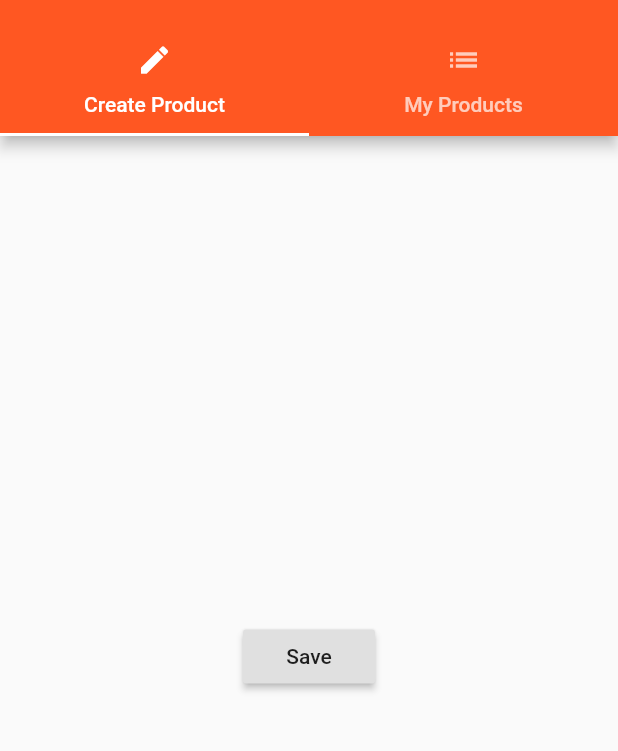
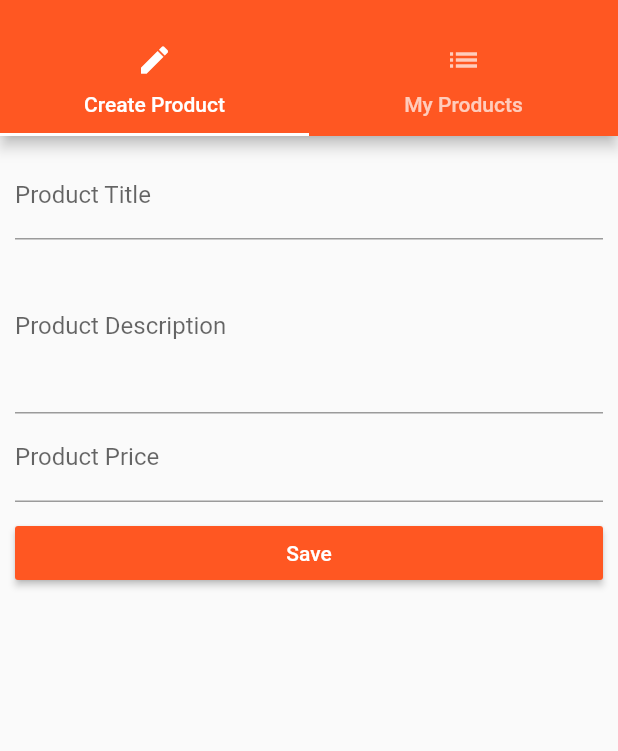
Before and after one commit to Akash4097/InventoryManagementApp, a Flutter app: the ProductsAdminPage screen opened by its route, on a phone screen of 412 x 824 dp, the part 59-810 px from its top. Run offline on Flutter 3.47's test engine with Material 2 defaults, Android fonts, the phone set to English and light mode, and no system bars.

Commit message:
add createProducts page with functionality

```diff
--- a/lib/pages/product_create.dart
+++ b/lib/pages/product_create.dart
@@ -1,20 +1,73 @@
 import 'package:flutter/material.dart';
 
-class ProductCreatePage extends StatelessWidget {
+class ProductCreatePage extends StatefulWidget {
+  final Function addProduct;
+
+  ProductCreatePage(this.addProduct);
+
+  @override
+  State<StatefulWidget> createState() {
+    return _ProductCreatePageState();
+  }
+}
+
+class _ProductCreatePageState extends State<ProductCreatePage> {
+  String _titleValue;
+  String _descriptionValue;
+  double _priceValue;
+
   @override
   Widget build(BuildContext context) {
-    return Center(
-      child: RaisedButton(
-          child: Text("Save"),
-          onPressed: () {
-            showModalBottomSheet(
-                context: context,
-                builder: (BuildContext context) {
-                  return Center(
-                    child: Text("This is a modal!"),
-                  );
-                });
-          }),
+    return Container(
+      margin: EdgeInsets.all(10.0),
+      child: ListView(
+        children: <Widget>[
+          TextField(
+            decoration: InputDecoration(labelText: "Product Title"),
+            onChanged: (String value) {
+              setState(() {
+                _titleValue = value;
+              });
+            },
+          ),
+          TextField(
+            decoration: InputDecoration(labelText: "Product Description"),
+            maxLines: 4,
+            onChanged: (String value) {
+              setState(() {
+                _descriptionValue = value;
+              });
+            },
+          ),
+          TextField(
+            decoration: InputDecoration(labelText: "Product Price"),
+            keyboardType: TextInputType.number,
+            onChanged: (String value) {
+              setState(() {
+                _priceValue = double.parse(value);
+              });
+            },
+          ),
+          SizedBox(
+            height: 10.0,
+          ),
+          RaisedButton(
+            child: Text("Save"),
+            color: Theme.of(context).accentColor,
+            textColor: Colors.white,
+            onPressed: () {
+              Map<String, dynamic> product = {
+                "title": _titleValue,
+                "description": _descriptionValue,
+                "price": _priceValue,
+                "image": "assets/food.jpg"
+              };
+              widget.addProduct(product);
+              Navigator.pushReplacementNamed(context, "/");
+            },
+          )
+        ],
+      ),
     );
   }
 }
--- a/lib/pages/products_admin.dart
+++ b/lib/pages/products_admin.dart
@@ -1,9 +1,13 @@
 import 'package:flutter/material.dart';
 import 'package:flutter_course/pages/product_create.dart';
 import 'package:flutter_course/pages/product_list.dart';
-import 'package:flutter_course/pages/products.dart';
 
 class ProductsAdminPage extends StatelessWidget {
+  final Function addProduct;
+  final Function deleteProduct;
+
+  ProductsAdminPage(this.addProduct, this.deleteProduct);
+
   @override
   Widget build(BuildContext context) {
     return DefaultTabController(
@@ -41,7 +45,7 @@ class ProductsAdminPage extends StatelessWidget {
             ),
           ),
           body: TabBarView(
-            children: <Widget>[ProductCreatePage(), ProductListPage()],
+            children: <Widget>[ProductCreatePage(addProduct), ProductListPage()],
           )),
     );
   }
```
Also changed, not shown: lib/main.dart (+6 -7 lines), lib/pages/products.dart (+3 -6 lines), lib/product_controller.dart (deleted, +0 -18 lines), lib/product_manager.dart (+3 -10 lines), lib/products.dart (+5 -13 lines).
